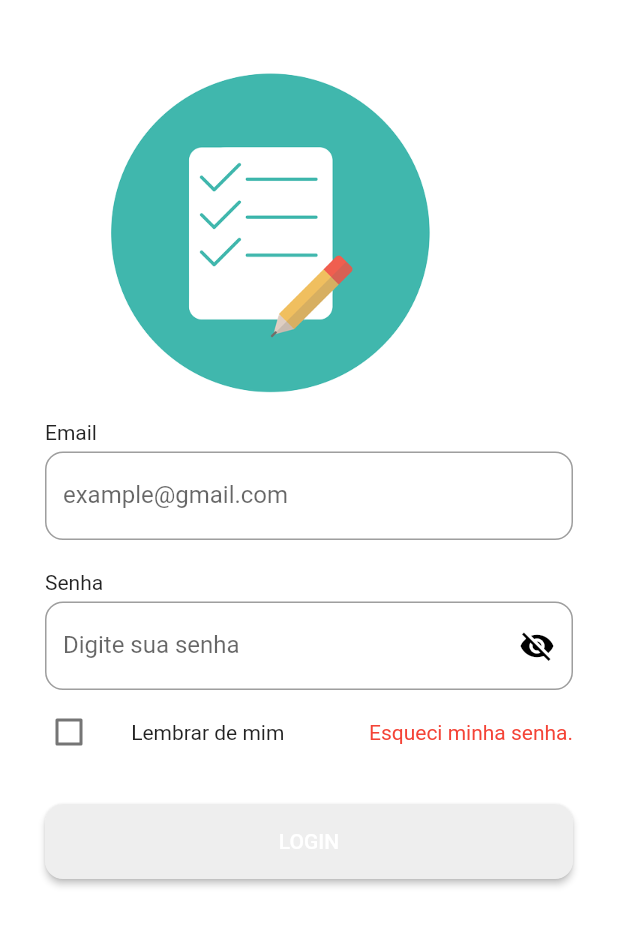
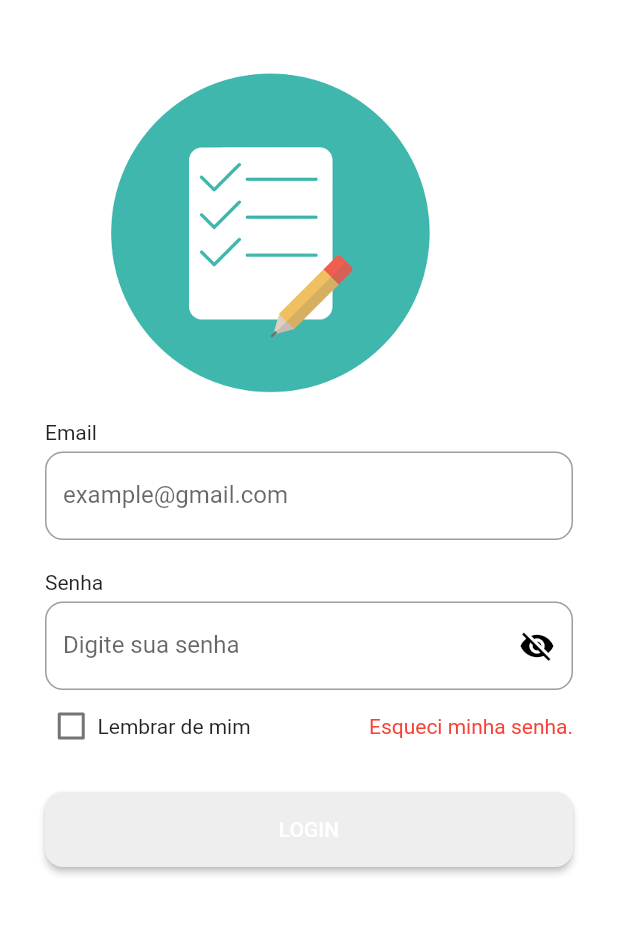
Before and after one commit to Vanderson159/comandaapp, a Flutter app: the screen it shows after launch, after a tap on "Esqueci minha senha.", on a phone screen of 412 x 824 dp. Shown: the top 926 px of the screen. Run offline on Flutter 3.47's test engine with Material 2 defaults, Android fonts, the phone set to English and light mode, and no system bars; our stand-ins replace flutter_speed_dial, get, get_storage; accounts and stored records are empty.

Commit message:
corrigindo checkbox da tela de login

```diff
--- a/lib/modules/login/login_view.dart
+++ b/lib/modules/login/login_view.dart
@@ -108,7 +108,23 @@ class LoginView extends GetView<LoginController> {
                   ),
 
                   //Cria checkbox para lembrar dados e o campo de "esqueci senha"
-                  const RememberData(),
+                  Row(
+                    mainAxisAlignment: MainAxisAlignment.spaceBetween,
+                    children: [
+                      const RememberData(),
+                      GestureDetector(
+                        onTap: (){
+                          print('aí ja era');
+                        },
+                        child: const Text(
+                          'Esqueci minha senha.',
+                          style: TextStyle(
+                              color: Colors.red
+                          ),
+                        ),
+                      ),
+                    ],
+                  ),
                   //TODO: TESTAR PORQUE NÃO ESTÁ FUNCIONANDO
                   //TODO: criar lógica de armazenamento dos dados
 
--- a/lib/remember.dart
+++ b/lib/remember.dart
@@ -15,40 +15,30 @@ class _RememberDataState extends State<RememberData> {
   @override
   Widget build(BuildContext context) {
     return Row(
-      mainAxisAlignment: MainAxisAlignment.spaceBetween,
       children: [
         SizedBox(
-          width: 1,
-          child: CheckboxListTile(
+          width: 35,
+          child: Checkbox(
             value: lembrar,
-            onChanged: _lembrarCheck,
+            onChanged: (value){
+              setState(() {
+                lembrar = value!;
+
+                if(lembrar){
+                  //TODO: Lembrar dados
+                }
+                else{
+                  //TODO: Não lembrar dados
+                }
+              });
+            },
             activeColor: Colors.grey.shade300,
             checkColor: Colors.black,
           ),
         ),
         const Text('Lembrar de mim'),
-        GestureDetector(
-          onTap: (){},
-            child: const Text(
-                'Esqueci minha senha.',
-              style: TextStyle(
-                color: Colors.red
-              ),
-            ),
-        ),
       ],
     );
   }
-  void _lembrarCheck(novoValor){
-    setState(() {
-      lembrar = novoValor;
 
-      if(lembrar){
-        //TODO: Lembrar dados
-      }
-      else{
-        //TODO: Não lembrar dados
-      }
-    });
-  }
 }
```
